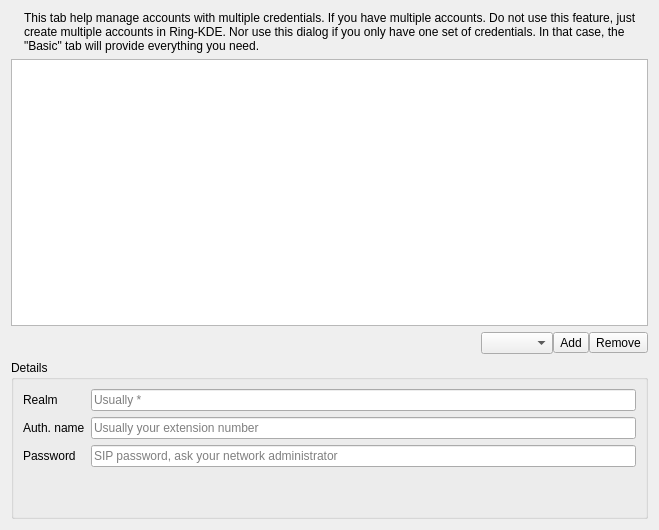
Qt form src/conf/accountpages/credentials.ui (KDE/ring-kde) before a commit.
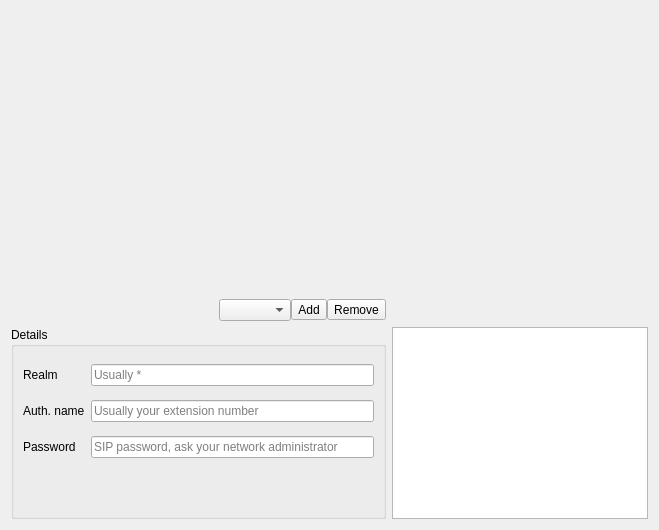
The same form after that commit. Icons and pictures are not drawn. Custom widgets are drawn as their Qt base class.

Commit message: credential: Partially port to QML

What changed in the file:
```diff
--- a/src/conf/accountpages/credentials.ui
+++ b/src/conf/accountpages/credentials.ui
@@ -11,93 +11,7 @@
    </rect>
   </property>
   <layout class="QGridLayout" name="gridLayout">
-   <item row="0" column="0">
-    <widget class="QLabel" name="m_pInfoIconL">
-     <property name="sizePolicy">
-      <sizepolicy hsizetype="Minimum" vsizetype="Minimum">
-       <horstretch>0</horstretch>
-       <verstretch>0</verstretch>
-      </sizepolicy>
-     </property>
-     <property name="maximumSize">
-      <size>
-       <width>32</width>
-       <height>16777215</height>
-      </size>
-     </property>
-     <property name="text">
-      <string/>
-     </property>
-    </widget>
-   </item>
-   <item row="0" column="1">
-    <widget class="QLabel" name="m_pInfoL">
-     <property name="sizePolicy">
-      <sizepolicy hsizetype="Minimum" vsizetype="Minimum">
-       <horstretch>0</horstretch>
-       <verstretch>0</verstretch>
-      </sizepolicy>
-     </property>
-     <property name="text">
-      <string>This tab help manage accounts with multiple credentials. If you have multiple accounts. Do not use this feature, just create multiple accounts in Ring-KDE. Nor use this dialog if you only have one set of credentials. In that case, the &quot;Basic&quot; tab will provide everything you need.</string>
-     </property>
-     <property name="wordWrap">
-      <bool>true</bool>
-     </property>
-    </widget>
-   </item>
-   <item row="2" column="1">
-    <layout class="QHBoxLayout" name="horizontalLayout_9">
-     <property name="spacing">
-      <number>0</number>
-     </property>
-     <item>
-      <spacer name="horizontalSpacer_8">
-       <property name="orientation">
-        <enum>Qt::Horizontal</enum>
-       </property>
-       <property name="sizeHint" stdset="0">
-        <size>
-         <width>40</width>
-         <height>20</height>
-        </size>
-       </property>
-      </spacer>
-     </item>
-     <item>
-      <widget class="AutoComboBox" name="m_pType"/>
-     </item>
-     <item>
-      <widget class="QToolButton" name="button_add_credential">
-       <property name="sizePolicy">
-        <sizepolicy hsizetype="Fixed" vsizetype="Fixed">
-         <horstretch>0</horstretch>
-         <verstretch>0</verstretch>
-        </sizepolicy>
-       </property>
-       <property name="text">
-        <string comment="Add new credential">Add</string>
-       </property>
-       <property name="icon">
-        <iconset theme="list-add">
-         <normaloff>../../../../../../.designer/backup</normaloff>../../../../../../.designer/backup</iconset>
-       </property>
-      </widget>
-     </item>
-     <item>
-      <widget class="QToolButton" name="button_remove_credential">
-       <property name="text">
-        <string comment="Remove selected credential">Remove</string>
-       </property>
-       <property name="icon">
-        <iconset theme="list-remove">
-         <normaloff>../../../../../../.designer/backup</normaloff>../../../../../../.designer/backup</iconset>
-       </property>
-      </widget>
-     </item>
-    </layout>
-   </item>
-   <item row="3" column="0" colspan="2">
+   <item row="4" column="0" colspan="2">
     <widget class="QGroupBox" name="group_credential">
      <property name="sizePolicy">
       <sizepolicy hsizetype="Preferred" vsizetype="Minimum">
@@ -185,10 +99,80 @@
      </layout>
     </widget>
    </item>
-   <item row="1" column="0" colspan="2">
+   <item row="0" column="0">
+    <widget class="QLabel" name="m_pInfoIconL">
+     <property name="sizePolicy">
+      <sizepolicy hsizetype="Minimum" vsizetype="Minimum">
+       <horstretch>0</horstretch>
+       <verstretch>0</verstretch>
+      </sizepolicy>
+     </property>
+     <property name="maximumSize">
+      <size>
+       <width>32</width>
+       <height>16777215</height>
+      </size>
+     </property>
+     <property name="text">
+      <string/>
+     </property>
+    </widget>
+   </item>
+   <item row="3" column="1">
+    <layout class="QHBoxLayout" name="horizontalLayout_9">
+     <property name="spacing">
+      <number>0</number>
+     </property>
+     <item>
+      <spacer name="horizontalSpacer_8">
+       <property name="orientation">
+        <enum>Qt::Horizontal</enum>
+       </property>
+       <property name="sizeHint" stdset="0">
+        <size>
+         <width>40</width>
+         <height>20</height>
+        </size>
+       </property>
+      </spacer>
+     </item>
+     <item>
+      <widget class="AutoComboBox" name="m_pType"/>
+     </item>
+     <item>
+      <widget class="QToolButton" name="button_add_credential">
+       <property name="sizePolicy">
+        <sizepolicy hsizetype="Fixed" vsizetype="Fixed">
+         <horstretch>0</horstretch>
+         <verstretch>0</verstretch>
+        </sizepolicy>
+       </property>
+       <property name="text">
+        <string comment="Add new credential">Add</string>
+       </property>
+       <property name="icon">
+        <iconset theme="list-add">
+         <normaloff>../../../../../../.designer/backup</normaloff>../../../../../../.designer/backup</iconset>
+       </property>
+      </widget>
+     </item>
+     <item>
+      <widget class="QToolButton" name="button_remove_credential">
+       <property name="text">
+        <string comment="Remove selected credential">Remove</string>
+       </property>
+       <property name="icon">
+        <iconset theme="list-remove">
+         <normaloff>../../../../../../.designer/backup</normaloff>../../../../../../.designer/backup</iconset>
+       </property>
+      </widget>
+     </item>
+    </layout>
+   </item>
+   <item row="4" column="2">
     <widget class="CategorizedTree" name="m_pCredentials">
      <property name="sizePolicy">
-      <sizepolicy hsizetype="Expanding" vsizetype="Expanding">
+      <sizepolicy hsizetype="Minimum" vsizetype="Minimum">
        <horstretch>0</horstretch>
        <verstretch>0</verstretch>
       </sizepolicy>
@@ -207,6 +191,16 @@
      </attribute>
     </widget>
    </item>
+   <item row="2" column="1" colspan="2">
+    <widget class="QWidget" name="m_pQML" native="true">
+     <property name="sizePolicy">
+      <sizepolicy hsizetype="Expanding" vsizetype="Expanding">
+       <horstretch>0</horstretch>
+       <verstretch>0</verstretch>
+      </sizepolicy>
+     </property>
+    </widget>
+   </item>
   </layout>
  </widget>
  <customwidgets>
```
The commit also changes 6 other files.
